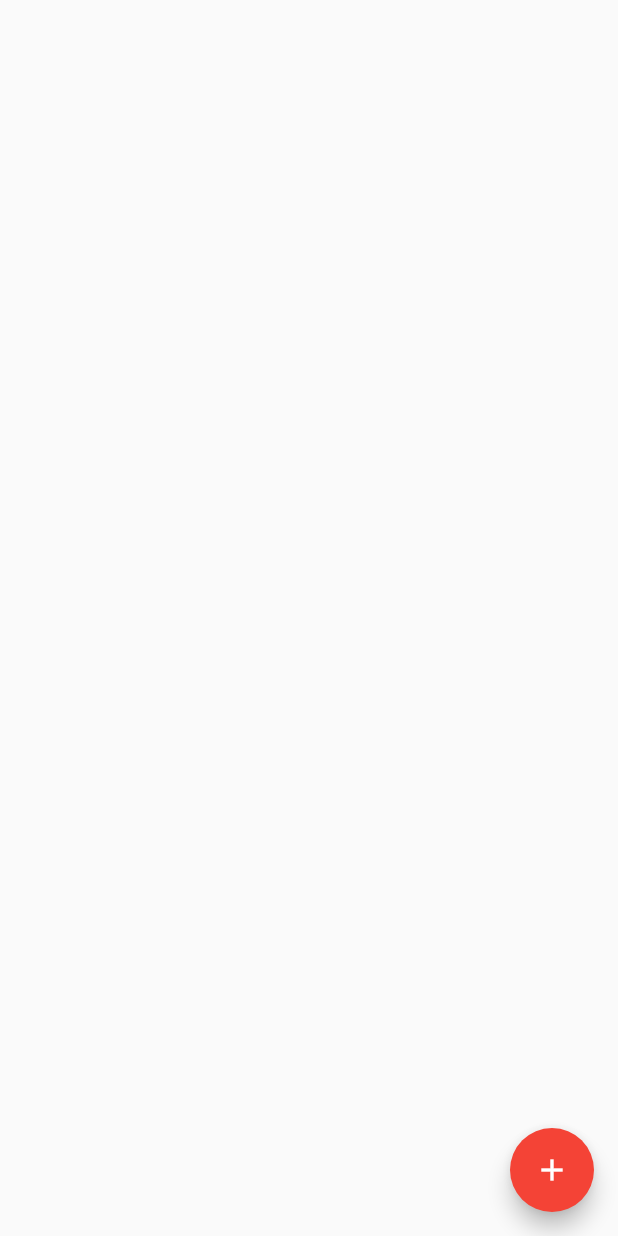
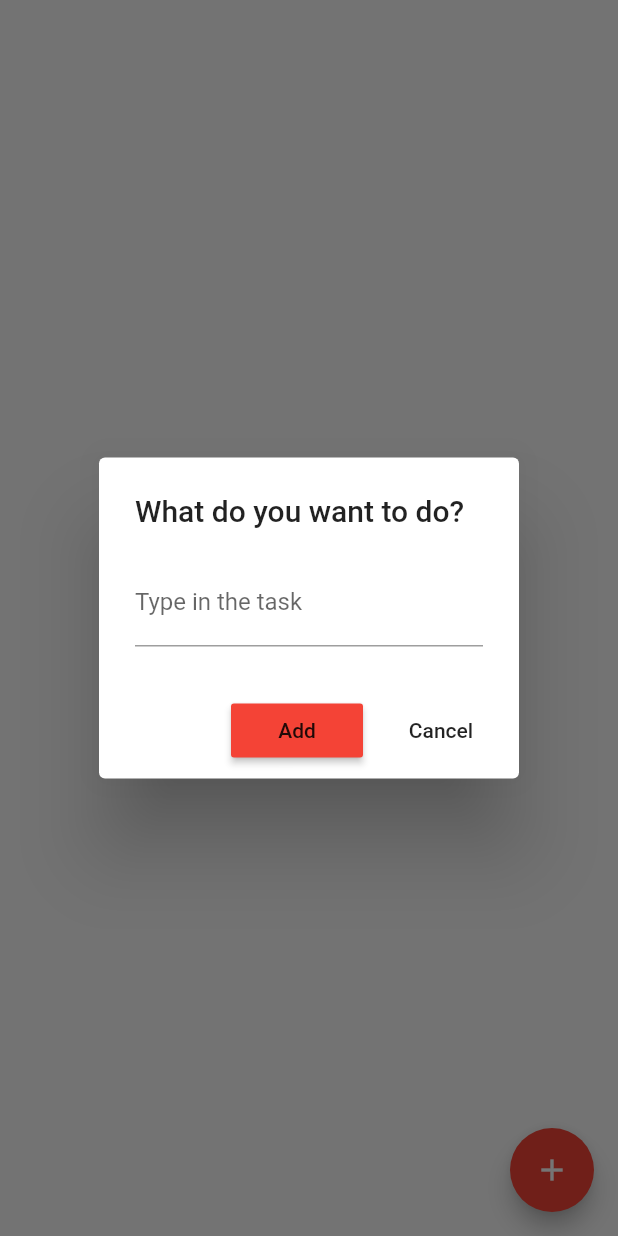
Before and after one commit to joshthedevelopa/ToDo, a Flutter app: the Lists screen opened directly, after a tap on the "add" icon, on a phone screen of 412 x 824 dp. Run offline on Flutter 3.47's test engine with Material 2 defaults, Android fonts, the phone set to English and light mode, and no system bars.

Commit message:
commit on master

```diff
--- a/lib/home.dart
+++ b/lib/home.dart
@@ -1,6 +1,6 @@
 import "package:flutter/material.dart";
-import './login.dart';
 import './list.dart';
+import './screen/signin_screen.dart';
 
 class Home extends StatelessWidget {
   @override
@@ -24,7 +24,7 @@ class Home extends StatelessWidget {
               ListTile(
               title: Text('Sign out'),
               onTap:(){
-                Navigator.of(context).push(MaterialPageRoute(builder: (context) => Login()));
+                Navigator.of(context).push(MaterialPageRoute(builder: (context) => SignInScreen()));
                 }
               ),
           ],
--- a/lib/list.dart
+++ b/lib/list.dart
@@ -1,7 +1,4 @@
-
-
 import "package:flutter/material.dart";
-
 
 class Lists extends StatefulWidget {
   @override
@@ -9,28 +6,106 @@ class Lists extends StatefulWidget {
 }
 
 class _ListsState extends State<Lists> {
-  List<String> _items =[];
+  TextEditingController _myController= TextEditingController();
+
+  @override
+  void dispose(){
+    _myController.dispose();
+    super.dispose();
+  }
+
+
   @override
   Widget build(BuildContext context) {
     return Scaffold(
       floatingActionButton: FloatingActionButton(
         child: Icon(Icons.add),
         backgroundColor: Colors.red,
-        onPressed: (){setState((){
-          return null;
-  }
-  );
-  },
-  ),
-      body: ListView(
-          children: _items.map(
-            (element) => Card(
-              child: ListTile(
-              trailing: Icon(Icons.more_vert),
-              title: Text(element, style: TextStyle(fontSize:20)),
+        onPressed: () {
+          _dialog(context, _myController);
+          setState(() {});
+        },
+      ),
+      body: ListView.builder(
+        itemCount: Tiles.lists.length,
+        itemBuilder: (BuildContext context, int index) {
+          final item = Tiles.lists[index];
+          return Dismissible(
+            key: Key(item),
+            background: Container(
+              color: Colors.green,
+              child: Padding(
+                padding: EdgeInsets.fromLTRB(30, 20, 0, 0),
+              child:Text(
+                'Complete?', style: TextStyle(fontSize: 20, color: Colors.white, fontWeight: FontWeight.w500))),
+            ),
+            onDismissed: (left){
+              setState((){
+                Tiles.lists.removeAt(index);
+
+              });
+            },
+            child: Card(
+            child: ListTile(
+            trailing: Icon(Icons.more_vert),
+            title: Text(Tiles.lists[index], style: TextStyle(fontSize: 20)),
           )
-          )).toList(),
+          )
+          );
+        },
       ),
     );
   }
+  _dialog(BuildContext context, _myController) {
+  String _item;
+  showDialog(
+    context: context,
+    builder: (_)=> AlertDialog(
+      title: Text("What do you want to do?"),
+      content: TextFormField(
+        controller: _myController,
+        autofocus: false,
+        decoration: InputDecoration(
+          labelText: "Type in the task",
+          hintText: "e.g Water plant."
+         ),
+         validator: (value) => value.isEmpty ? 'Task can\'t be empty': null,
+         onSaved: (value) => _item.trim(),
+      ) ,
+      actions:[
+        RaisedButton(
+          color: Colors.red,
+          child: Text("Add"),
+          onPressed: (){
+            Tiles.addTile(_myController.text);
+            _myController.clear();
+            Navigator.pop(context);
+            setState((){});
+          }
+        ),
+        FlatButton(
+          child: Text("Cancel"),
+          onPressed: (){
+            _myController.clear();
+            Navigator.of(context).pop();
+           // Navigator.push(
+             // context,
+              //MaterialPageRoute(
+                //builder: (context) => Home(),
+               // )
+                //);
+          }
+        )
+      ]
+    )
+    );
 }
+}
+
+class Tiles {
+  static List lists = [];
+
+  static void addTile(value){
+    lists.add(value);
+  }
+}
--- a/lib/screen/login.dart
+++ b/lib/screen/login.dart
@@ -1,4 +1,4 @@
-import 'package:flutter/material.dart';
+// import 'package:flutter/material.dart';
 
 // class Login extends StatefulWidget {
 //   @override
```
Also changed, not shown: lib/screen/signin_screen.dart (+9 -2 lines).
